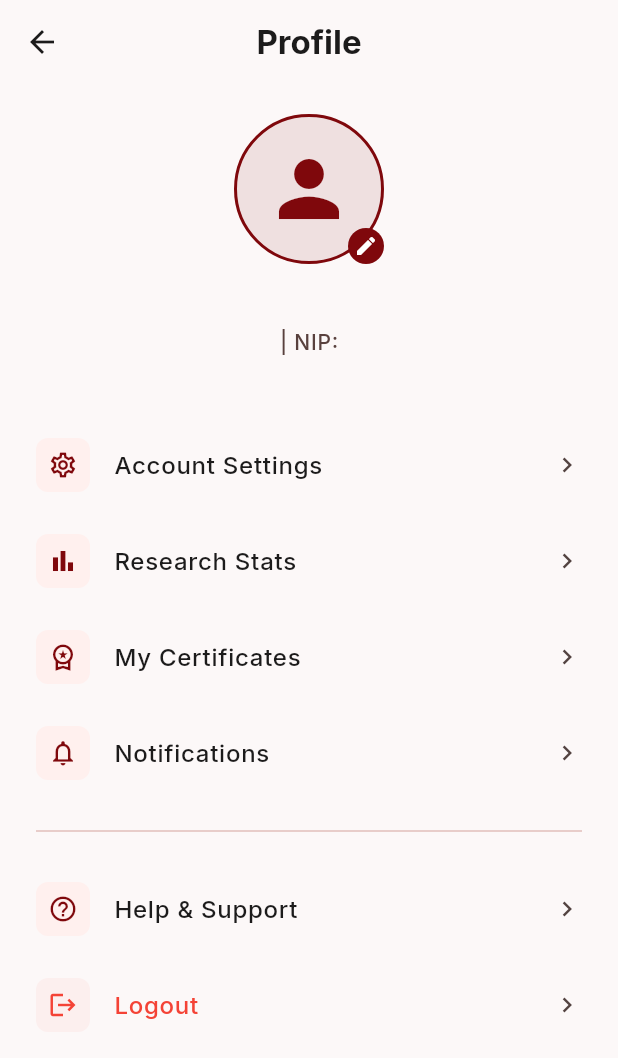
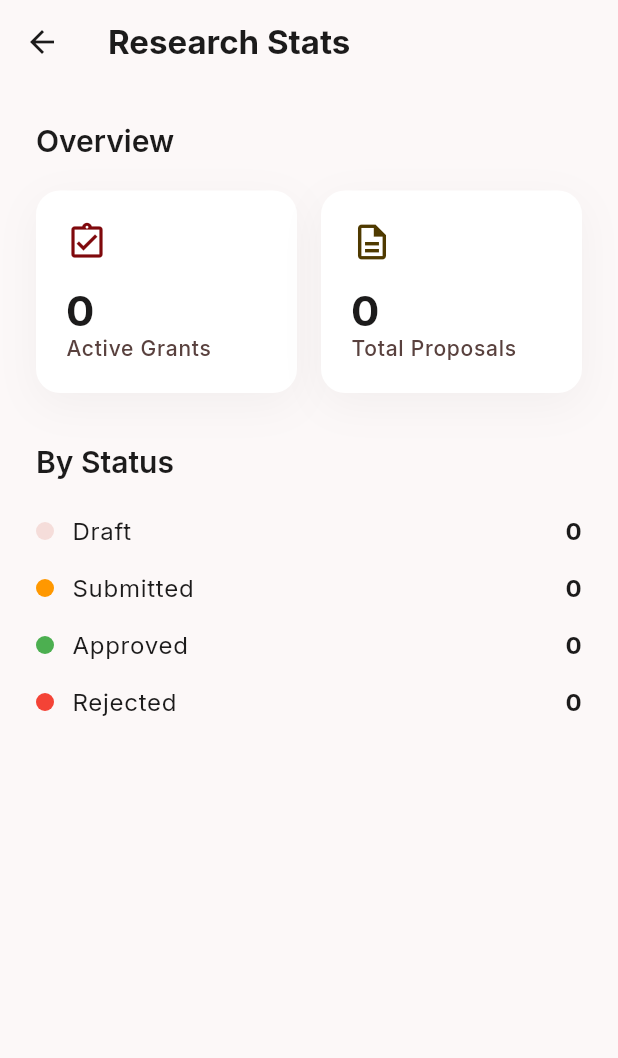
Before and after one commit to Sulthan-Zaki/SiPelKa, a Flutter app: the ProfileScreen screen opened directly, after a tap on "Research Stats", on a phone screen of 412 x 824 dp. Shown: the top 1058 px of the screen. Run offline on Flutter 3.47's test engine with Material 3 defaults, Android fonts, the phone set to English and light mode, and no system bars; our stand-ins replace dio, file_picker, flutter_dotenv, flutter_secure_storage, get, google_fonts; accounts and stored records are empty.

Commit message:
feat: make profile menu items usable — account settings, research stats, notifications, help; delete My Certificates

```diff
--- a/front_end_mobile_sipelka/lib/routes/app_pages.dart
+++ b/front_end_mobile_sipelka/lib/routes/app_pages.dart
@@ -41,5 +41,13 @@ class AppPages {
       name: AppRoutes.notifications,
       page: () => const NotificationScreen(),
     ),
+    GetPage(
+      name: AppRoutes.accountSettings,
+      page: () => const AccountSettingsScreen(),
+    ),
+    GetPage(
+      name: AppRoutes.researchStats,
+      page: () => const ResearchStatsScreen(),
+    ),
   ];
 }
--- a/front_end_mobile_sipelka/lib/routes/app_route.dart
+++ b/front_end_mobile_sipelka/lib/routes/app_route.dart
@@ -8,4 +8,6 @@ abstract class AppRoutes {
   static const notifications = '/notifications';
   static const discovery = '/discovery';
   static const profile = '/profile';
+  static const accountSettings = '/account-settings';
+  static const researchStats = '/research-stats';
 }
--- a/front_end_mobile_sipelka/lib/screens/profile_screen.dart
+++ b/front_end_mobile_sipelka/lib/screens/profile_screen.dart
@@ -3,6 +3,7 @@ import 'package:get/get.dart';
 import 'package:front_end_mobile_sipelka/services/api_service.dart';
 import 'package:front_end_mobile_sipelka/services/local_storage_service.dart';
 import 'package:front_end_mobile_sipelka/controllers/profile_controller.dart';
+import 'package:front_end_mobile_sipelka/routes/app_route.dart';
 import 'login_screen.dart';
 
 class ProfileScreen extends StatelessWidget {
@@ -72,32 +73,48 @@ class ProfileScreen extends StatelessWidget {
               context,
               'Account Settings',
               Icons.settings_outlined,
-              () {},
+              () => Get.toNamed(AppRoutes.accountSettings),
             ),
             _buildProfileMenu(
               context,
               'Research Stats',
               Icons.bar_chart_outlined,
-              () {},
-            ),
-            _buildProfileMenu(
-              context,
-              'My Certificates',
-              Icons.workspace_premium_outlined,
-              () {},
+              () => Get.toNamed(AppRoutes.researchStats),
             ),
             _buildProfileMenu(
               context,
               'Notifications',
               Icons.notifications_outlined,
-              () {},
+              () => Get.toNamed(AppRoutes.notifications),
             ),
             const Divider(height: 40, indent: 24, endIndent: 24),
             _buildProfileMenu(
               context,
               'Help & Support',
               Icons.help_outline,
-              () {},
+              () => showDialog(
+                context: context,
+                builder: (ctx) => AlertDialog(
+                  title: const Text('Help & Support'),
+                  content: const Column(
+                    mainAxisSize: MainAxisSize.min,
+                    crossAxisAlignment: CrossAxisAlignment.start,
+                    children: [
+                      Text('For assistance, contact:'),
+                      SizedBox(height: 12),
+                      Text('Email: support@sipelka.ac.id'),
+                      SizedBox(height: 4),
+                      Text('Phone: (0274) 123-4567'),
+                    ],
+                  ),
+                  actions: [
+                    TextButton(
+                      onPressed: () => Navigator.pop(ctx),
+                      child: const Text('Close'),
+                    ),
+                  ],
+                ),
+              ),
             ),
             _buildProfileMenu(
               context,
--- /dev/null
+++ b/front_end_mobile_sipelka/lib/screens/research_stats_screen.dart
@@ -0,0 +1,153 @@
+import 'package:flutter/material.dart';
+import 'package:get/get.dart';
+import 'package:front_end_mobile_sipelka/services/proposal_service.dart';
+import 'package:front_end_mobile_sipelka/services/local_storage_service.dart';
+import 'package:front_end_mobile_sipelka/models/storage_key.dart';
+import 'package:front_end_mobile_sipelka/models/dashboard_stats.dart';
+
+class ResearchStatsScreen extends StatefulWidget {
+  const ResearchStatsScreen({super.key});
+
+  @override
+  State<ResearchStatsScreen> createState() => _ResearchStatsScreenState();
+}
+
+class _ResearchStatsScreenState extends State<ResearchStatsScreen> {
+  DashboardStats? _stats;
+  bool _isLoading = false;
+
+  @override
+  void initState() {
+    super.initState();
+    _loadStats();
+  }
+
+  Future<void> _loadStats() async {
+    setState(() => _isLoading = true);
+    try {
+      final userData = await LocalStorageService.read(StorageKey.user);
+      final penelitiId = userData is Map ? userData['id'] as String? : null;
+      if (penelitiId != null) {
+        final stats = await ProposalService().getResearcherStats(penelitiId);
+        setState(() => _stats = stats);
+      }
+    } catch (e) {
+      Get.snackbar('Error', 'Failed to load research statistics');
+    } finally {
+      setState(() => _isLoading = false);
+    }
+  }
+
+  @override
+  Widget build(BuildContext context) {
+    final theme = Theme.of(context);
+
+    return Scaffold(
+      appBar: AppBar(
+        title: const Text('Research Stats',
+            style: TextStyle(fontWeight: FontWeight.bold)),
+      ),
+      body: _isLoading
+          ? const Center(child: CircularProgressIndicator())
+          : RefreshIndicator(
+              onRefresh: _loadStats,
+              child: ListView(
+                padding: const EdgeInsets.all(24),
+                children: [
+                  Text('Overview',
+                      style: theme.textTheme.headlineSmall),
+                  const SizedBox(height: 20),
+                  Row(
+                    children: [
+                      Expanded(
+                        child: _buildStatCard(
+                          theme,
+                          'Active Grants',
+                          '${_stats?.activeGrants ?? 0}',
+                          Icons.assignment_turned_in_outlined,
+                          theme.colorScheme.primary,
+                        ),
+                      ),
+                      const SizedBox(width: 16),
+                      Expanded(
+                        child: _buildStatCard(
+                          theme,
+                          'Total Proposals',
+                          '${_stats?.totalProposals ?? 0}',
+                          Icons.description_outlined,
+                          theme.colorScheme.tertiary,
+                        ),
+                      ),
+                    ],
+                  ),
+                  const SizedBox(height: 32),
+                  Text('By Status',
+                      style: theme.textTheme.headlineSmall),
+                  const SizedBox(height: 20),
+                  _buildStatusRow(theme, 'Draft', _stats?.draftProposals ?? 0,
+                      theme.colorScheme.surfaceVariant),
+                  _buildStatusRow(theme, 'Submitted',
+                      _stats?.submittedProposals ?? 0, Colors.orange),
+                  _buildStatusRow(
+                      theme, 'Approved', _stats?.approvedProposals ?? 0,
+                      Colors.green),
+                  _buildStatusRow(theme, 'Rejected',
+                      _stats?.rejectedProposals ?? 0, Colors.red),
+                ],
+              ),
+            ),
+    );
+  }
+
+  Widget _buildStatCard(
+      ThemeData theme, String title, String value, IconData icon, Color color) {
+    return Container(
+      padding: const EdgeInsets.all(20),
+      decoration: BoxDecoration(
+        color: Colors.white,
+        borderRadius: BorderRadius.circular(16),
+        boxShadow: [
+          BoxShadow(
+            color: Colors.black.withOpacity(0.04),
+            blurRadius: 24,
+            offset: const Offset(0, 8),
+          ),
+        ],
+      ),
+      child: Column(
+        crossAxisAlignment: CrossAxisAlignment.start,
+        children: [
+          Icon(icon, color: color, size: 28),
+          const SizedBox(height: 16),
+          Text(value,
+              style: theme.textTheme.displayMedium
+                  ?.copyWith(fontSize: 28)),
+          Text(title, style: theme.textTheme.labelMedium),
+        ],
+      ),
+    );
+  }
+
+  Widget _buildStatusRow(
+      ThemeData theme, String label, int count, Color color) {
+    return Padding(
+      padding: const EdgeInsets.only(bottom: 12),
+      child: Row(
+        children: [
+          Container(
+            width: 12,
+            height: 12,
+            decoration: BoxDecoration(color: color, shape: BoxShape.circle),
+          ),
+          const SizedBox(width: 12),
+          Expanded(
+            child: Text(label, style: theme.textTheme.bodyLarge),
+          ),
+          Text('$count',
+              style: theme.textTheme.bodyLarge
+                  ?.copyWith(fontWeight: FontWeight.bold)),
+        ],
+      ),
+    );
+  }
+}
--- a/front_end_mobile_sipelka/lib/screens/screens.dart
+++ b/front_end_mobile_sipelka/lib/screens/screens.dart
@@ -7,3 +7,5 @@ export 'profile_screen.dart';
 export 'daily_logbook_screen.dart';
 export 'proposal_submission_screen.dart';
 export 'notification_screen.dart';
+export 'account_settings_screen.dart';
+export 'research_stats_screen.dart';
```
Also changed, not shown: front_end_mobile_sipelka/lib/screens/account_settings_screen.dart (added, +175 -0 lines), 3 other files.
